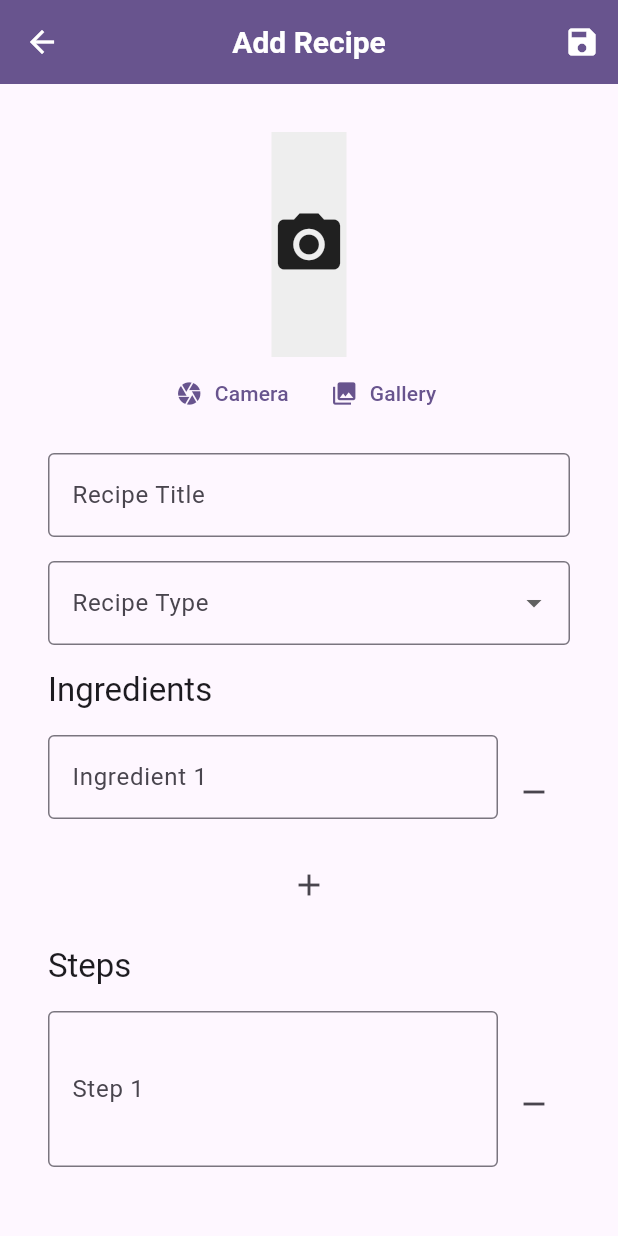
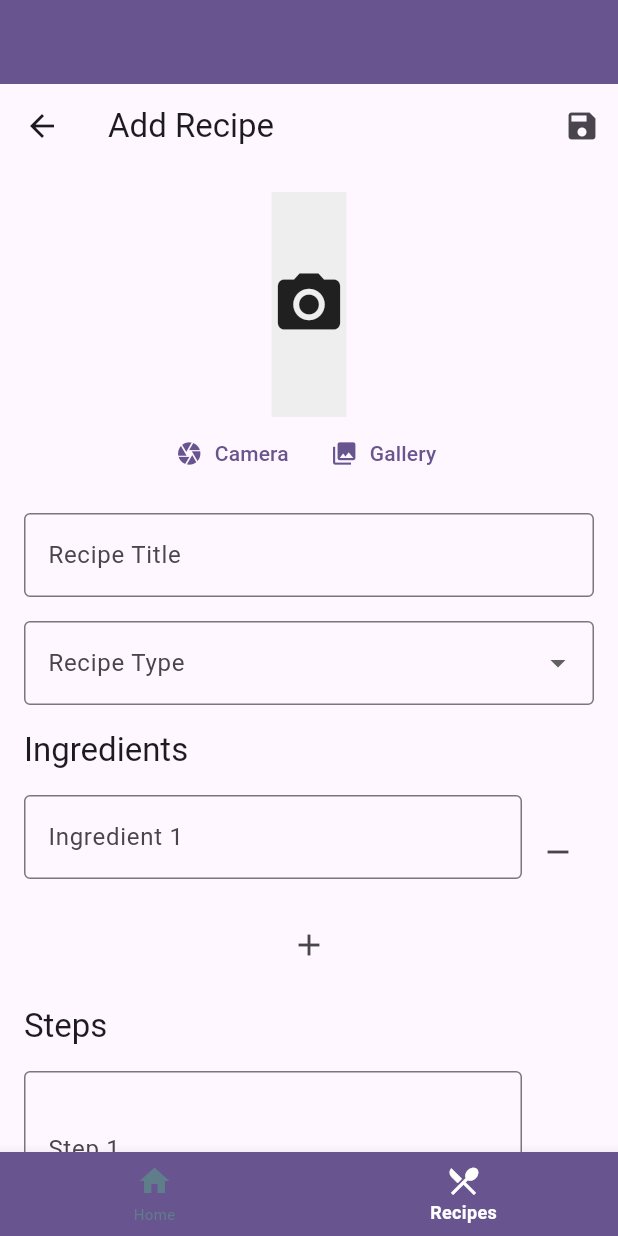
Before and after one commit to stboy99/recipe_demo_flutter, a Flutter app: the AddEditRecipeScreen screen opened by its route, on a phone screen of 412 x 824 dp. Run offline on Flutter 3.47's test engine with Material 3 defaults, Android fonts, the phone set to English and light mode, and no system bars; our stand-ins replace firebase_auth, firebase_core, go_router, hive, hive_flutter, image_picker; accounts and stored records are empty.

Commit message:
add some loading screen, add bottombar

```diff
--- a/lib/features/recipe/screens/recipe_update_create.dart
+++ b/lib/features/recipe/screens/recipe_update_create.dart
@@ -6,7 +6,6 @@ import 'package:image_picker/image_picker.dart';
 import 'package:hive_flutter/hive_flutter.dart';
 import 'package:recipe_demo_flutter/features/recipe/model/recipe.dart';
 import 'package:recipe_demo_flutter/features/recipe/model/recipe_type.dart';
-import 'package:recipe_demo_flutter/global_structure.dart';
 import 'package:recipe_demo_flutter/services/database_service.dart';
 import 'dart:io';
 
@@ -49,11 +48,15 @@ class _AddEditRecipeScreenState extends State<AddEditRecipeScreen> {
 
   @override
   Widget build(BuildContext context) {
-    return GlobalStructure(
-      title: widget.recipe == null ? 'Add Recipe' : 'Edit Recipe',
-      action: IconButton(
-        icon: Icon(Icons.save),
-        onPressed: _saveRecipe,
+    return Scaffold(
+      appBar: AppBar(
+        title: Text(widget.recipe == null ? 'Add Recipe' : 'Edit Recipe'),
+        actions: [
+          IconButton(
+            icon: Icon(Icons.save),
+            onPressed: _saveRecipe,
+          ),
+        ],
       ),
       body: SingleChildScrollView(
         padding: EdgeInsets.all(16),
@@ -281,7 +284,7 @@ Widget _buildTypeDropdown() {
       Future.microtask(() {
         if(mounted){
           context.push(
-            '/recipe-detail',
+            '/recipe-list/recipe-detail',
             extra: {'recipe': recipe},
           );
         }
--- a/lib/global_structure.dart
+++ b/lib/global_structure.dart
@@ -1,14 +1,21 @@
+import 'dart:async';
+
+import 'package:firebase_auth/firebase_auth.dart';
 import 'package:flutter/material.dart';
+import 'package:go_router/go_router.dart';
 
 class GlobalStructure extends StatefulWidget {
   final String title;
-  final Widget body;
+  final StatefulNavigationShell navigationShell;
+  // final Widget body;
+
   final Widget? action;
 
   const GlobalStructure({
     super.key,
     required this.title,
-    required this.body,
+    required this.navigationShell,
+    // required this.body,
     this.action
   });
 
@@ -16,7 +23,28 @@ class GlobalStructure extends StatefulWidget {
   State<GlobalStructure> createState() => _GlobalStructureState();
 }
 
-class _GlobalStructureState extends State<GlobalStructure> {
+
+class _GlobalStructureState extends State<GlobalStructure>{
+  bool _isLogin = false;
+  late final StreamSubscription<User?> _authSubscription;
+
+  @override
+  void initState() {
+    super.initState();
+    _isLogin = FirebaseAuth.instance.currentUser != null;
+
+    _authSubscription = FirebaseAuth.instance.authStateChanges().listen((user) {
+      setState(() {
+        _isLogin = user != null;
+      });
+    });
+  }
+
+  @override
+  void dispose() {
+    _authSubscription.cancel();
+    super.dispose();
+  }
   @override
   Widget build(BuildContext context) {
     return Scaffold(
@@ -35,10 +63,42 @@ class _GlobalStructureState extends State<GlobalStructure> {
         foregroundColor: Theme.of(context).colorScheme.onPrimary,
         actions: widget.action != null ? [widget.action!] : [],
       ),
-      body: Padding(
-        padding: const EdgeInsets.all(16.0),
-        child: widget.body,
-      ),
+      body: widget.navigationShell,
+      bottomNavigationBar: _isLogin && mounted ?
+      BottomNavigationBar(
+          backgroundColor: Theme.of(context).colorScheme.primary,
+          unselectedItemColor: Colors.blueGrey,
+          selectedItemColor: Colors.white,
+          type: BottomNavigationBarType.fixed,
+          selectedLabelStyle: TextStyle(
+            fontSize: 12, // Set selected label size here
+            fontWeight: FontWeight.w600,
+          ),
+          unselectedLabelStyle: TextStyle(
+            fontSize: 10, // Set unselected label size here
+            fontWeight: FontWeight.w400,
+          ),
+          items:<BottomNavigationBarItem>[
+            BottomNavigationBarItem(
+              icon: Icon(Icons.home),
+              label: 'Home',
+            ),
+            BottomNavigationBarItem(
+              icon: Icon(Icons.restaurant_menu),
+              label: 'Recipes',
+            ),
+          ],
+          currentIndex: widget.navigationShell.currentIndex,
+          onTap: (int index) => _onTap(context, index),
+
+      ) : null,
+    );
+  }
+
+  void _onTap(BuildContext context, int index) {
+    widget.navigationShell.goBranch(
+      index,
+      initialLocation: true,
     );
   }
 }
--- a/lib/routing.dart
+++ b/lib/routing.dart
@@ -4,8 +4,22 @@ import 'package:recipe_demo_flutter/features/homepage.dart';
 import 'package:recipe_demo_flutter/features/recipe/screens/recipe_detail_screen.dart';
 import 'package:recipe_demo_flutter/features/recipe/screens/recipe_list_screen.dart';
 import 'package:recipe_demo_flutter/features/recipe/screens/recipe_update_create.dart';
+import 'package:recipe_demo_flutter/global_structure.dart';
 
+final _shellNavigatorKey = GlobalKey<NavigatorState>();
 final GoRouter router = GoRouter(
+  routes: [
+    StatefulShellRoute.indexedStack(
+      builder: (BuildContext context, GoRouterState state,
+          StatefulNavigationShell navigationShell) {
+            return GlobalStructure(
+              title: '',
+              navigationShell: navigationShell,
+            );
+          },
+      branches: <StatefulShellBranch>[
+        StatefulShellBranch(
+          navigatorKey: _shellNavigatorKey,
           routes: <RouteBase>[
             GoRoute(
               path: '/',
@@ -13,13 +27,17 @@ final GoRouter router = GoRouter(
                 // final args = state.extra as Map<String, dynamic>;
                 return MyHomePage(title: 'Home',);
               },
+            ),
+          ]
+        ),
+        StatefulShellBranch(
           routes: <RouteBase>[
             GoRoute(
-          path: 'recipe-list',
+              path: '/recipe-list',
               builder: (BuildContext context, GoRouterState state) {
                 return const RecipeListScreen();
               },
-        ),
+              routes: <RouteBase>[
                 GoRoute(
                   path: 'recipe-detail',
                   builder: (BuildContext context, GoRouterState state) {
@@ -39,5 +57,42 @@ final GoRouter router = GoRouter(
                 ),
               ],
             ),
+          ]
+        )
+      ]
+      ),
+
       ],
     );
+    // GoRoute(
+    //   path: '/',
+    //   builder: (BuildContext context, GoRouterState state) {
+    //     // final args = state.extra as Map<String, dynamic>;
+    //     return MyHomePage(title: 'Home',);
+    //   },
+    // ),
+    // GoRoute(
+    //   path: 'recipe-list',
+    //   builder: (BuildContext context, GoRouterState state) {
+    //     return const RecipeListScreen();
+    //   },
+    //   routes: <RouteBase>[
+    //     GoRoute(
+    //       path: 'recipe-detail',
+    //       builder: (BuildContext context, GoRouterState state) {
+    //         final args = state.extra as Map<String, dynamic>;
+    //         return RecipeDetailScreen(recipe: args['recipe'],);
+    //       },
+    //     ),
+    //     GoRoute(
+    //       path: 'recipe-update-create',
+    //       builder: (BuildContext context, GoRouterState state) {
+    //         final args = state.extra as Map<String, dynamic>?;
+    //         if(args != null){
+    //           return AddEditRecipeScreen(recipe: args['recipe'],);
+    //         }
+    //         return AddEditRecipeScreen();
+    //       },
+    //     ),
+    //   ],
+    // ),
```
Also changed, not shown: lib/features/homepage.dart (+28 -5 lines), lib/features/recipe/screens/recipe_detail_screen.dart (+14 -7 lines), lib/features/recipe/screens/recipe_list_screen.dart (+12 -8 lines). Lines whose indentation alone changed are shown as unchanged.
